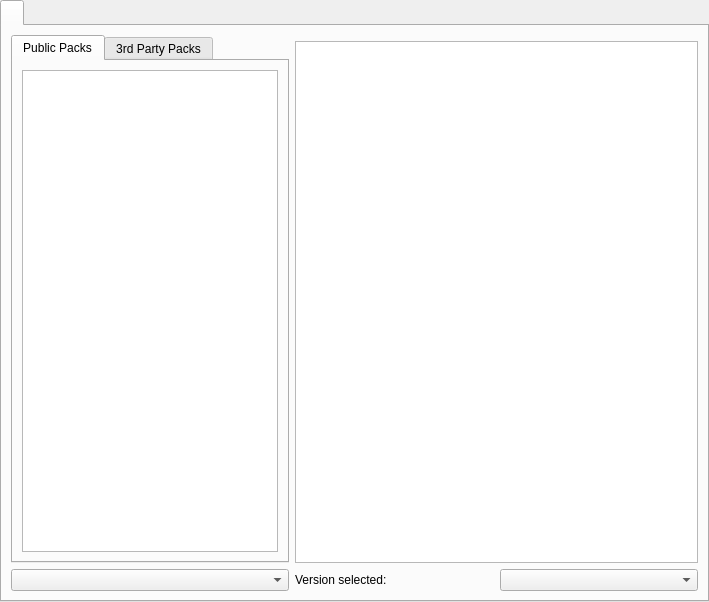
This is application/pages/modplatform/FTBPage.ui in FreesmTeam/FreesmLauncher as Qt 5 draws it before an edit. The edited form follows.
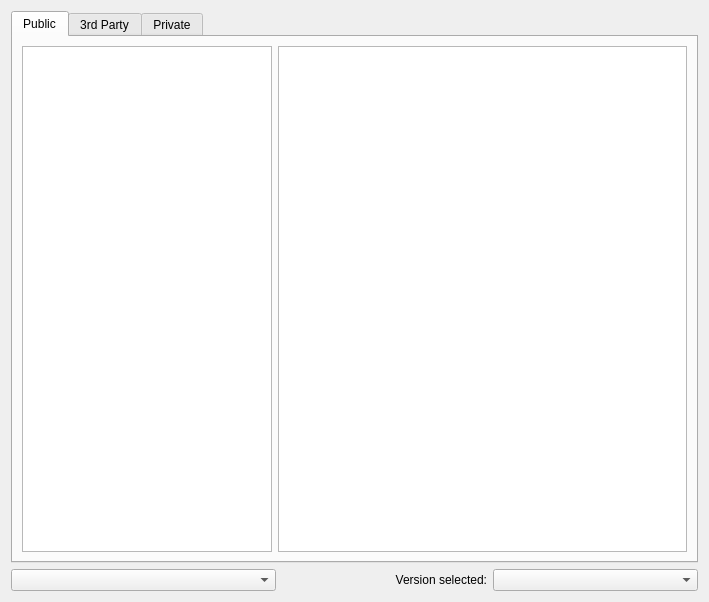
This is the edited form.

Commit message: NOISSUE FTB pack code implementation, cleaned up

The edit to the form file:
```diff
--- a/application/pages/modplatform/FTBPage.ui
+++ b/application/pages/modplatform/FTBPage.ui
@@ -11,18 +11,6 @@
    </rect>
   </property>
   <layout class="QVBoxLayout" name="verticalLayout">
-   <property name="leftMargin">
-    <number>0</number>
-   </property>
-   <property name="topMargin">
-    <number>0</number>
-   </property>
-   <property name="rightMargin">
-    <number>0</number>
-   </property>
-   <property name="bottomMargin">
-    <number>0</number>
-   </property>
    <item>
     <widget class="QTabWidget" name="tabWidget">
      <property name="currentIndex">
@@ -30,86 +18,104 @@
      </property>
      <widget class="QWidget" name="tab">
       <attribute name="title">
-       <string notr="true"/>
+       <string>Public</string>
       </attribute>
-      <layout class="QGridLayout" name="gridLayout" columnstretch="0,0,0,0">
-       <item row="1" column="2" colspan="2">
-        <widget class="QTextBrowser" name="modpackInfo">
-         <property name="verticalScrollBarPolicy">
-          <enum>Qt::ScrollBarAsNeeded</enum>
+      <layout class="QGridLayout" name="gridLayout">
+       <item row="0" column="0">
+        <widget class="QTreeView" name="publicPackList">
+         <property name="maximumSize">
+          <size>
+           <width>250</width>
+           <height>16777215</height>
+          </size>
          </property>
         </widget>
        </item>
-       <item row="2" column="2">
-        <widget class="QLabel" name="selectedVersionLabel">
+       <item row="0" column="1">
+        <widget class="QTextBrowser" name="publicPackDescription"/>
+       </item>
+      </layout>
+     </widget>
+     <widget class="QWidget" name="tab_2">
+      <attribute name="title">
+       <string>3rd Party</string>
+      </attribute>
+      <layout class="QGridLayout" name="gridLayout_3">
+       <item row="0" column="1">
+        <widget class="QTextBrowser" name="thirdPartyPackDescription"/>
+       </item>
+       <item row="0" column="0">
+        <widget class="QTreeView" name="thirdPartyPackList">
+         <property name="maximumSize">
+          <size>
+           <width>250</width>
+           <height>16777215</height>
+          </size>
+         </property>
+        </widget>
+       </item>
+      </layout>
+     </widget>
+     <widget class="QWidget" name="tab_3">
+      <attribute name="title">
+       <string>Private</string>
+      </attribute>
+      <layout class="QGridLayout" name="gridLayout_2">
+       <item row="0" column="0">
+        <widget class="QTreeView" name="privatePackList">
+         <property name="maximumSize">
+          <size>
+           <width>250</width>
+           <height>16777215</height>
+          </size>
+         </property>
+        </widget>
+       </item>
+       <item row="1" column="0">
+        <widget class="QPushButton" name="addPackBtn">
          <property name="text">
-          <string>Version selected:</string>
-         </property>
-         <property name="alignment">
-          <set>Qt::AlignLeading|Qt::AlignLeft|Qt::AlignVCenter</set>
+          <string>Add pack</string>
          </property>
         </widget>
        </item>
-       <item row="2" column="3">
-        <widget class="QComboBox" name="packVersionSelection"/>
-       </item>
        <item row="2" column="0">
-        <widget class="QComboBox" name="sortByBox"/>
-       </item>
-       <item row="0" column="0" rowspan="2">
-        <widget class="QTabWidget" name="ftbTabWidget">
-         <property name="sizePolicy">
-          <sizepolicy hsizetype="Preferred" vsizetype="Expanding">
-           <horstretch>0</horstretch>
-           <verstretch>0</verstretch>
-          </sizepolicy>
+        <widget class="QPushButton" name="removePackBtn">
+         <property name="text">
+          <string>Remove selected pack</string>
          </property>
-         <property name="tabShape">
-          <enum>QTabWidget::Rounded</enum>
-         </property>
-         <property name="currentIndex">
-          <number>0</number>
-         </property>
-         <widget class="QWidget" name="tab_2">
-          <attribute name="title">
-           <string>Public Packs</string>
-          </attribute>
-          <layout class="QVBoxLayout" name="verticalLayout_2">
-           <item>
-            <widget class="QTreeView" name="publicPackList">
-             <property name="verticalScrollBarPolicy">
-              <enum>Qt::ScrollBarAsNeeded</enum>
-             </property>
-             <property name="horizontalScrollBarPolicy">
-              <enum>Qt::ScrollBarAlwaysOff</enum>
-             </property>
-            </widget>
-           </item>
-          </layout>
-         </widget>
-         <widget class="QWidget" name="tab_3">
-          <attribute name="title">
-           <string>3rd Party Packs</string>
-          </attribute>
-          <layout class="QVBoxLayout" name="verticalLayout_3">
-           <item>
-            <widget class="QTreeView" name="thirdPartyPackList">
-             <property name="verticalScrollBarPolicy">
-              <enum>Qt::ScrollBarAsNeeded</enum>
-             </property>
-             <property name="horizontalScrollBarPolicy">
-              <enum>Qt::ScrollBarAlwaysOff</enum>
-             </property>
-            </widget>
-           </item>
-          </layout>
-         </widget>
         </widget>
        </item>
       </layout>
      </widget>
     </widget>
    </item>
+   <item>
+    <layout class="QGridLayout" name="gridLayout_4">
+     <item row="0" column="1">
+      <widget class="QLabel" name="label">
+       <property name="text">
+        <string>Version selected:</string>
+       </property>
+       <property name="alignment">
+        <set>Qt::AlignRight|Qt::AlignTrailing|Qt::AlignVCenter</set>
+       </property>
+      </widget>
+     </item>
+     <item row="0" column="2">
+      <widget class="QComboBox" name="versionSelectionBox"/>
+     </item>
+     <item row="0" column="0">
+      <widget class="QComboBox" name="sortByBox">
+       <property name="minimumSize">
+        <size>
+         <width>265</width>
+         <height>0</height>
+        </size>
+       </property>
+      </widget>
+     </item>
+    </layout>
+   </item>
   </layout>
  </widget>
  <resources/>
```
Left out of the diff: 3 changed lines with no effect on the pictures. The commit also changes 13 other files.
